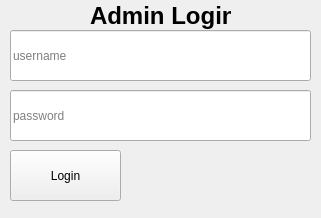
Old version of the form gui/lmslogin.ui in the repository elshobaky/MeX-LMS.
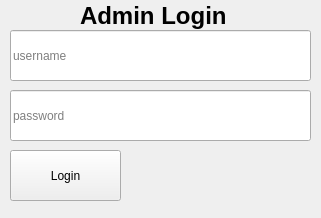
New version of the form. Icons and pictures are not drawn.

```diff
--- a/gui/lmslogin.ui
+++ b/gui/lmslogin.ui
@@ -69,9 +69,9 @@
   <widget class="QLabel" name="label">
    <property name="geometry">
     <rect>
-     <x>90</x>
+     <x>80</x>
      <y>0</y>
-     <width>141</width>
+     <width>201</width>
      <height>31</height>
     </rect>
    </property>
```
